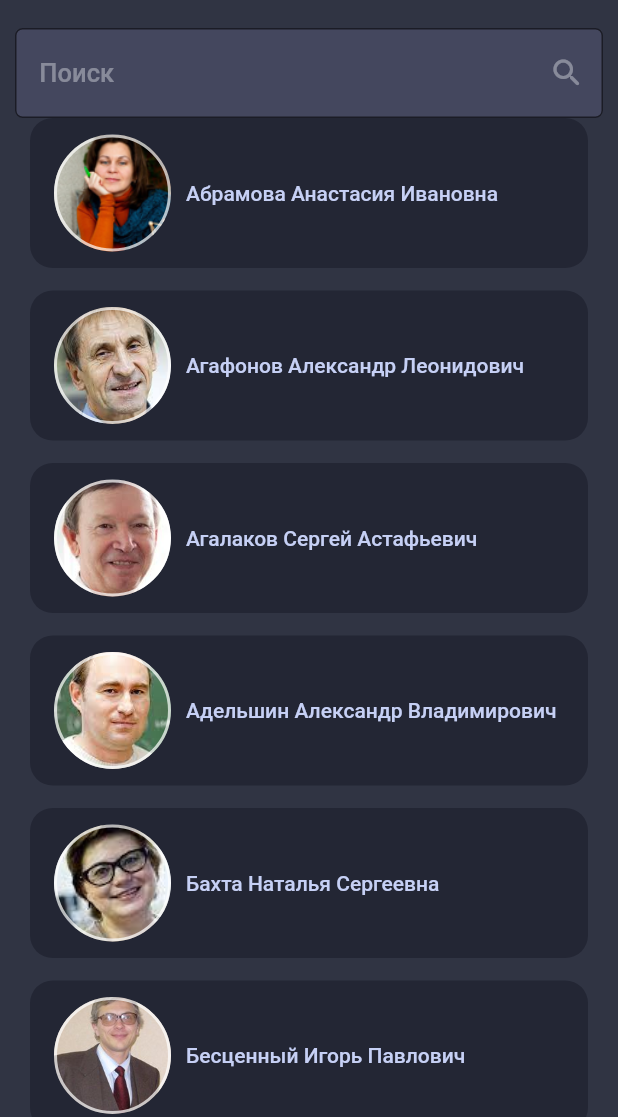
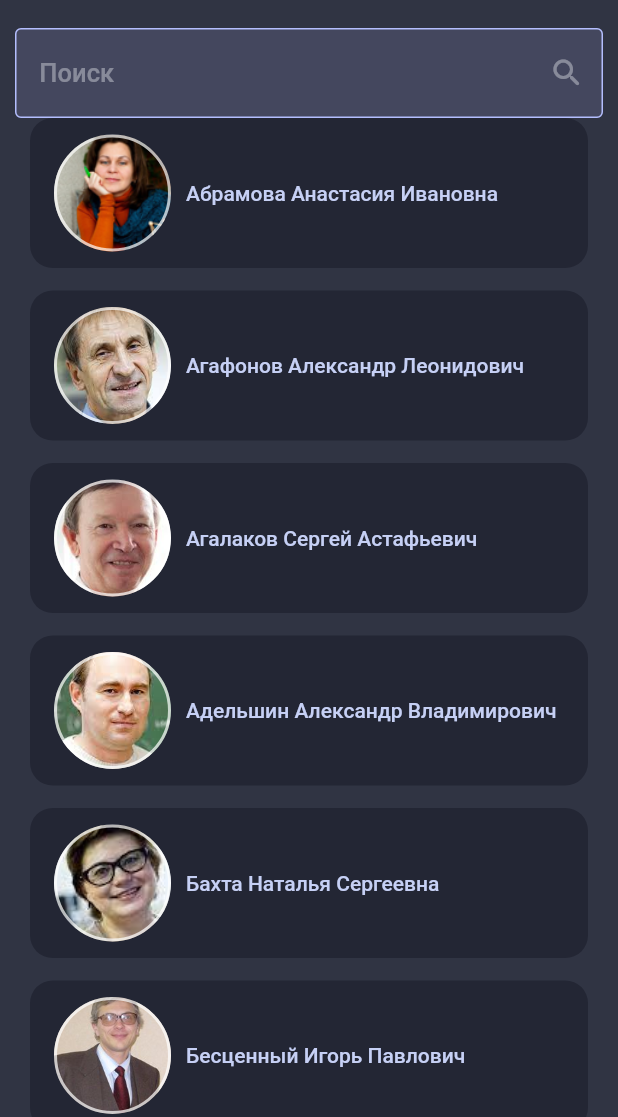
Before and after one commit to StudetsD/Student-Directory, a Flutter app: the ListOfTeachers screen opened by its route, on a phone screen of 412 x 824 dp, the part 119-1236 px from its top. Run offline on Flutter 3.47's test engine with Material 2 defaults, Android fonts, the phone set to English and light mode, and no system bars; our stand-ins replace flutter_svg, shared_preferences; missing offline and left inert: flutter_webview_plugin; accounts and stored records are empty; Roboto replaces fonts that are missing (RobotoBlack).

Commit message:
Привел дизайн в соответствие с требованиями дизайнера

```diff
--- a/lib/core/utils/color_constant.dart
+++ b/lib/core/utils/color_constant.dart
@@ -42,6 +42,10 @@ class ColorConstant {
 
   static Color chosePageBorderColor = const Color.fromRGBO(76, 79, 105, 0.1);
 
+  static Color pageItemParamColor = const Color.fromRGBO(76, 79, 105, 0.2);
+
+  static Color pageItemParamButtonColor = const Color.fromRGBO(239, 241, 245, 0.3);
+
   static Color chosePageTextColor = const Color.fromRGBO(239, 241, 245, 0.4);
 
   static Color menuBackgroundColor = const Color.fromRGBO(35, 38, 52, 1);
--- a/lib/features/chose_group/view/pages/list_of_teachers.dart
+++ b/lib/features/chose_group/view/pages/list_of_teachers.dart
@@ -75,6 +75,18 @@ class _ListOfTeachersState extends State<ListOfTeachers> {
                   ),
                   filled: true,
                   fillColor: ColorConstant.chosePageFon,
+                  enabledBorder: OutlineInputBorder(
+                    borderSide: BorderSide(
+                        color: ColorConstant.choseGroupColorBorderSearch,
+                        width: 1.0
+                    ),
+                  ),
+                  focusedBorder: OutlineInputBorder(
+                    borderSide: BorderSide(
+                        color: ColorConstant.startScreenTextColor,
+                        width: 1.0
+                    ),
+                  ),
                   border: OutlineInputBorder(
                     borderRadius: BorderRadius.circular(5),
                   ),
--- a/lib/widgets/cards/card_of_param_item.dart
+++ b/lib/widgets/cards/card_of_param_item.dart
@@ -10,11 +10,13 @@ class CardOfParamItem extends StatelessWidget {
     required this.icon,
     required this.isButton,
     required this.item,
+    required this.color
   });
   final String text;
   final String icon;
   final bool isButton;
   final Items item;
+  final Color color;
 
   @override
   Widget build(BuildContext context) {
@@ -23,8 +25,8 @@ class CardOfParamItem extends StatelessWidget {
         height: 75,
         margin: const EdgeInsets.only(left: 15, right: 15, top: 18),
         decoration: BoxDecoration(
-          borderRadius: BorderRadius.circular(20),
-          color: ColorConstant.paramOfItemColor,
+          borderRadius: BorderRadius.circular(5),
+          color: color,
         ),
         child: MaterialButton(
           child: Row(
```
Also changed, not shown: lib/features/chose_group/view/pages/list_of_lessons.dart (+12 -0 lines), lib/features/chose_group/view/pages/page_of_item.dart (+4 -4 lines).
